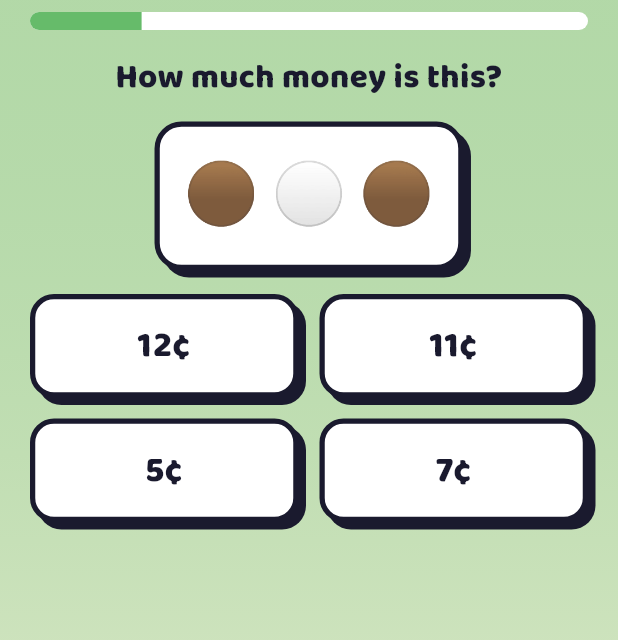
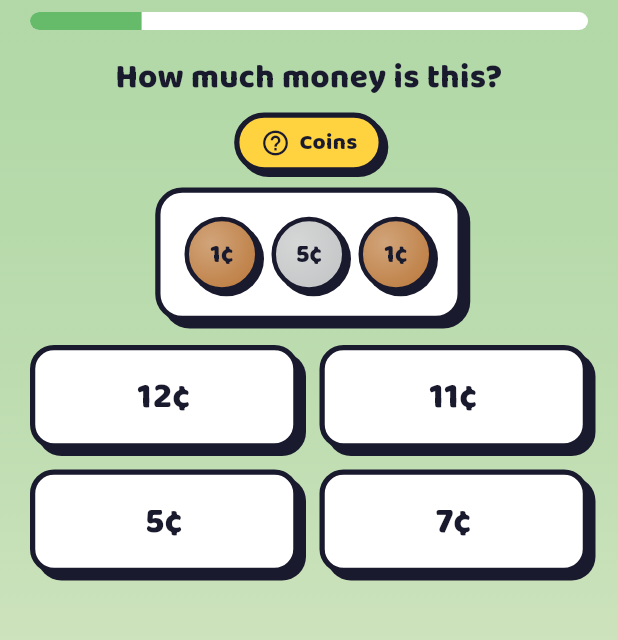
Before and after one commit to nadavmozes/brain-buddies, a Flutter app: the MoneyGameScreen screen opened directly with empty values, on a phone screen of 412 x 824 dp, the part 84-724 px from its top. Run offline on Flutter 3.47's test engine with Material 3 defaults, Android fonts, the phone set to English and light mode, and no system bars; our stand-ins replace google_fonts, shared_preferences; missing offline and left inert: dart:js_interop; accounts and stored records are empty.

Commit message:
feat: locale-aware ILS currency + coin clarity for Money Math (Phase 3)
Add a Currency concept (usd/ils) selected by AppLang: English keeps US cents
(byte-identical), Hebrew teaches the Israeli coin set (10a, half-shekel, 1/2/5/10
shekel) with values in agorot. The generator threads lang through forLevel and
branches coin set, prompts, and _fmt per currency; makeChange stays positive and
coin-representable in both (5c steps US, 10-agorot steps ILS).

Replace abstract colored-circle emoji with a drawn CoinChip (minted circle, value
printed on it, comic border/shadow, no assets) rendered via CoinChipRow for all
pile visuals. Add a Coin Info Map legend reachable from the Money Math home and a
'?' affordance on the game screen, listing each coin of the current currency with
its chip, localized name, and value. All Money Math prompts + legend strings go
through AppStrings (byte-identical English, kid-friendly Hebrew); amounts stay LTR
islands.

ILS formatting: sub-shekel '<n> אג׳', whole '₪n', mixed '₪n.nn'.
Hebrew coin names: עשר אגורות, חצי שקל, שקל, שני שקלים, חמישה שקלים, עשרה שקלים.

Verification (run in worktree, observed):
- flutter build web => 'Built build\web' (success)
- flutter test => All tests passed! (72: 64 baseline + 8 new)

```diff
--- a/lib/games/money_math/models/money_question.dart
+++ b/lib/games/money_math/models/money_question.dart
@@ -1,16 +1,103 @@
-/// A coin denomination shown with an emoji and its value in cents.
+import 'package:flutter/material.dart';
+
+/// The two currencies Money Math can teach, chosen by the current language:
+/// US dollars/cents (English) and Israeli shekel/agorot (Hebrew).
+///
+/// All values are kept in the smallest integer unit so the existing cents-based
+/// math (totals, [CoinPile.total], make-change) generalizes unchanged:
+/// - [Currency.usd]: 1 unit = 1 cent (¢), 100 units = $1.
+/// - [Currency.ils]: 1 unit = 1 agora, 100 units = ₪1.
+enum Currency {
+  usd,
+  ils;
+
+  /// The coins available for this currency, smallest to largest.
+  List<Coin> get coins =>
+      this == Currency.ils ? Coin.ilsAll : Coin.usdAll;
+
+  /// How many smallest units make one whole currency unit (dollar / shekel).
+  int get unit => 100;
+
+  /// Formats an amount (in smallest units) for display to a kid.
+  ///
+  /// USD keeps the original behavior exactly: sub-dollar amounts read as
+  /// `"45¢"`, whole/large amounts as `"$1"` / `"$1.25"`.
+  ///
+  /// ILS reads sub-shekel amounts as `"10 אג׳"` (agorot) and shekel amounts as
+  /// `"₪1"` or, when there are leftover agorot, `"₪2.50"`. Kept simple and
+  /// left-to-right so the numerals read naturally inside Hebrew (RTL) screens.
+  String format(int amount) {
+    if (this == Currency.ils) {
+      if (amount < unit) return '$amount אג׳';
+      if (amount % unit == 0) return '₪${amount ~/ unit}';
+      final shekels = amount ~/ unit;
+      final agorot = amount % unit;
+      // Two-digit agorot after the point, e.g. ₪2.50.
+      return '₪$shekels.${agorot.toString().padLeft(2, '0')}';
+    }
+    // USD — byte-identical to the original '$cents¢' behavior.
+    return '$amount¢';
+  }
+}
+
+/// A coin denomination. [cents] is the value in the currency's smallest unit
+/// (US cents or ILS agorot). [emoji] stays for backward compatibility; coins
+/// are now drawn as a [chipLabel]-bearing minted chip (see CoinChip).
 class Coin {
-  const Coin(this.cents, this.emoji, this.label);
+  const Coin(this.cents, this.emoji, this.label,
+      {this.currency = Currency.usd, this.chipLabel = '', this.color});
+
   final int cents;
   final String emoji;
   final String label;
+  final Currency currency;
 
-  static const penny = Coin(1, '🟤', '1¢');
-  static const nickel = Coin(5, '⚪', '5¢');
-  static const dime = Coin(10, '🔵', '10¢');
-  static const quarter = Coin(25, '🟡', '25¢');
+  /// Short label printed on the minted coin chip (e.g. "5¢", "10", "₪1").
+  final String chipLabel;
 
-  static const all = [penny, nickel, dime, quarter];
+  /// Optional coin-metal color for the chip; a sensible default is used when
+  /// null (see CoinChip).
+  final Color? color;
+
+  // ---- US set (unchanged values; drawn as chips now) ----
+  static const penny =
+      Coin(1, '🟤', '1¢', chipLabel: '1¢', color: Color(0xFFB87333));
+  static const nickel =
+      Coin(5, '⚪', '5¢', chipLabel: '5¢', color: Color(0xFFBFC1C2));
+  static const dime =
+      Coin(10, '🔵', '10¢', chipLabel: '10¢', color: Color(0xFF9AA0A6));
+  static const quarter =
+      Coin(25, '🟡', '25¢', chipLabel: '25¢', color: Color(0xFFD9D9D9));
+
+  static const usdAll = [penny, nickel, dime, quarter];
+
+  // ---- Israeli (ILS) set: 10a, ½₪ (50a), ₪1, ₪2, ₪5, ₪10 ----
+  // Values in agorot (₪1 = 100 agorot). Israel's smallest circulating coin is
+  // 10 agorot; there is no 1-agora coin.
+  static const agora10 = Coin(10, '🟤', '10 אג׳',
+      currency: Currency.ils, chipLabel: '10', color: Color(0xFFB87333));
+  static const halfShekel = Coin(50, '⚪', 'חצי שקל',
+      currency: Currency.ils, chipLabel: '½₪', color: Color(0xFFBFC1C2));
+  static const shekel1 = Coin(100, '⚪', '₪1',
+      currency: Currency.ils, chipLabel: '₪1', color: Color(0xFFCFD2D4));
+  static const shekel2 = Coin(200, '🟡', '₪2',
+      currency: Currency.ils, chipLabel: '₪2', color: Color(0xFFD9C27E));
+  static const shekel5 = Coin(500, '🟡', '₪5',
+      currency: Currency.ils, chipLabel: '₪5', color: Color(0xFFE0CB8A));
+  static const shekel10 = Coin(1000, '🟡', '₪10',
+      currency: Currency.ils, chipLabel: '₪10', color: Color(0xFFE9D79B));
+
+  static const ilsAll = [
+    agora10,
+    halfShekel,
+    shekel1,
+    shekel2,
+    shekel5,
+    shekel10,
+  ];
+
+  static List<Coin> forCurrency(Currency c) =>
+      c == Currency.ils ? ilsAll : usdAll;
 }
 
 /// The kinds of Money Math questions.
@@ -36,6 +123,7 @@ class CoinPile {
   int get total => coins.fold(0, (sum, c) => sum + c.cents);
 
   /// A compact emoji string of the coins, e.g. "🟡🔵🟤".
+  /// Retained for backward compatibility; the UI now renders [coins] as chips.
   String get emojiRow => coins.map((c) => c.emoji).join(' ');
 }
 
--- a/lib/games/money_math/screens/money_game_screen.dart
+++ b/lib/games/money_math/screens/money_game_screen.dart
@@ -14,6 +14,8 @@ import '../models/money_level.dart';
 import '../models/money_question.dart';
 import '../services/money_generator.dart';
 import '../services/money_state.dart';
+import '../widgets/coin_chip.dart';
+import '../widgets/coin_info_map.dart';
 import 'money_result_screen.dart';
 
 /// Money Math gameplay for a single trail level, timed for a record.
@@ -35,6 +37,7 @@ class MoneyGameScreen extends StatefulWidget {
 
 class _MoneyGameScreenState extends State<MoneyGameScreen> {
   late final List<MoneyQuestion> _questions;
+  late final AppLang _lang;
   int _current = 0;
   int _correct = 0;
   int? _selectedIndex;
@@ -51,7 +54,10 @@ class _MoneyGameScreenState extends State<MoneyGameScreen> {
   @override
   void initState() {
     super.initState();
-    _questions = MoneyQuestionGenerator.forLevel(widget.level);
+    // Non-listening lookup is safe in initState; falls back to English when no
+    // L10n ancestor exists (matches the Word Wizard pattern).
+    _lang = L10n.read(context).lang;
+    _questions = MoneyQuestionGenerator.forLevel(widget.level, lang: _lang);
     _stopwatch.start();
     _ticker = Timer.periodic(const Duration(seconds: 1), (_) {
       if (mounted) setState(() => _elapsed = _stopwatch.elapsed.inSeconds);
@@ -160,7 +166,13 @@ class _MoneyGameScreenState extends State<MoneyGameScreen> {
                             textAlign: TextAlign.center,
                             style: const TextStyle(
                                 fontSize: 22, fontWeight: FontWeight.w900)),
-                        const SizedBox(height: 14),
+                        const SizedBox(height: 8),
+                        _CoinsHelpButton(
+                          currency: _lang == AppLang.he
+                              ? Currency.ils
+                              : Currency.usd,
+                        ),
+                        const SizedBox(height: 10),
                         _buildBody(),
                         SizedBox(
                           height: 26,
@@ -198,7 +210,7 @@ class _MoneyGameScreenState extends State<MoneyGameScreen> {
       case MoneyQuestionType.countCoins:
         return Column(
           children: [
-            _CoinPanel(emojiRow: _q.pile!.emojiRow),
+            _CoinPanel(coins: _q.pile!.coins),
             const SizedBox(height: 16),
             _TextChoices(
               question: _q,
@@ -241,18 +253,55 @@ Color _bg(MoneyQuestion q, int index, int? selected, bool answered) {
 }
 
 class _CoinPanel extends StatelessWidget {
-  const _CoinPanel({required this.emojiRow});
-  final String emojiRow;
+  const _CoinPanel({required this.coins});
+  final List<Coin> coins;
 
   @override
   Widget build(BuildContext context) {
     return ComicPanel(
       color: Colors.white,
       padding: const EdgeInsets.all(16),
-      child: Text(
-        emojiRow,
-        textAlign: TextAlign.center,
-        style: const TextStyle(fontSize: 40),
+      child: CoinChipRow(coins: coins),
+    );
+  }
+}
+
+/// A small "?" affordance that opens the Coin Info Map for the current currency.
+class _CoinsHelpButton extends StatelessWidget {
+  const _CoinsHelpButton({required this.currency});
+  final Currency currency;
+
+  @override
+  Widget build(BuildContext context) {
+    return Align(
+      alignment: Alignment.center,
+      child: GestureDetector(
+        onTap: () => CoinInfoMap.show(context, currency),
+        child: Container(
+          padding: const EdgeInsets.symmetric(horizontal: 14, vertical: 6),
+          decoration: BoxDecoration(
+            color: AppTheme.accent,
+            border: AppTheme.comicBorder,
+            borderRadius: BorderRadius.circular(20),
+            boxShadow: AppTheme.comicShadow(offset: 3),
+          ),
+          child: Row(
+            mainAxisSize: MainAxisSize.min,
+            children: [
+              const Icon(Icons.help_outline_rounded,
+                  color: AppTheme.ink, size: 20),
+              const SizedBox(width: 6),
+              Text(
+                context.l10n.coinsButton,
+                style: const TextStyle(
+                  fontSize: 15,
+                  fontWeight: FontWeight.w900,
+                  color: AppTheme.ink,
+                ),
+              ),
+            ],
+          ),
+        ),
       ),
     );
   }
@@ -362,9 +411,8 @@ class _TwoPiles extends StatelessWidget {
                       borderRadius: BorderRadius.circular(16),
                       boxShadow: AppTheme.comicShadow(offset: 5),
                     ),
-                    child: Text(piles[index].emojiRow,
-                        textAlign: TextAlign.center,
-                        style: const TextStyle(fontSize: 28)),
+                    child: CoinChipRow(
+                        coins: piles[index].coins, chipSize: 42),
                   ),
                 ),
                 Positioned(
@@ -426,9 +474,8 @@ class _PileChoices extends StatelessWidget {
                       borderRadius: BorderRadius.circular(16),
                       boxShadow: AppTheme.comicShadow(offset: 5),
                     ),
-                    child: Text(piles[index].emojiRow,
-                        textAlign: TextAlign.center,
-                        style: const TextStyle(fontSize: 24)),
+                    child: CoinChipRow(
+                        coins: piles[index].coins, chipSize: 40),
                   ),
                 ),
                 Positioned(
--- a/lib/games/money_math/services/money_generator.dart
+++ b/lib/games/money_math/services/money_generator.dart
@@ -1,17 +1,33 @@
 import 'dart:math';
 
+import '../../../core/l10n/app_lang.dart';
 import '../models/money_level.dart';
 import '../models/money_question.dart';
 
 /// Generates Money Math questions. [difficulty] 0..1 controls the coin set and
 /// pile sizes, and unlocks harder question types.
+///
+/// [lang] selects the currency and prompt language: English => US cents (¢),
+/// Hebrew => Israeli shekel/agorot (₪). It is passed in explicitly because the
+/// generator is static/stateless (the screen resolves it via `L10n.read` in
+/// `initState`, matching the Word Wizard pattern). English is byte-identical to
+/// the original behavior.
 class MoneyQuestionGenerator {
-  MoneyQuestionGenerator({Random? random}) : _rng = random ?? Random();
+  MoneyQuestionGenerator({Random? random, this.lang = AppLang.en})
+      : _rng = random ?? Random();
 
   final Random _rng;
+  final AppLang lang;
 
-  static List<MoneyQuestion> forLevel(MoneyLevel level, {Random? random}) {
-    final gen = MoneyQuestionGenerator(random: random);
+  /// The currency chosen by the current language.
+  Currency get currency => lang == AppLang.he ? Currency.ils : Currency.usd;
+
+  static List<MoneyQuestion> forLevel(
+    MoneyLevel level, {
+    Random? random,
+    AppLang lang = AppLang.en,
+  }) {
+    final gen = MoneyQuestionGenerator(random: random, lang: lang);
     return gen.generateRound(
       level.questionCount,
       difficulty: level.difficulty(MoneyMap.levelsPerTrail),
@@ -20,10 +36,24 @@ class MoneyQuestionGenerator {
   }
 
   /// The coins available at a difficulty (bigger coins unlock as it rises).
+  /// US keeps its exact original tiers; ILS mirrors the same 3-tier ramp over
+  /// its six denominations (10a/½₪/₪1/₪2/₪5/₪10).
   List<Coin> _coinSet(double d) {
+    if (currency == Currency.ils) {
+      if (d < 0.34) return const [Coin.agora10, Coin.halfShekel, Coin.shekel1];
+      if (d < 0.67) {
+        return const [
+          Coin.agora10,
+          Coin.halfShekel,
+          Coin.shekel1,
+          Coin.shekel2,
+        ];
+      }
+      return Coin.ilsAll;
+    }
     if (d < 0.34) return const [Coin.penny, Coin.nickel];
     if (d < 0.67) return const [Coin.penny, Coin.nickel, Coin.dime];
-    return Coin.all;
+    return Coin.usdAll;
   }
 
   int _pileSize(double d) {
@@ -85,7 +115,18 @@ class MoneyQuestionGenerator {
     }
   }
 
-  String _fmt(int cents) => '$cents¢';
+  bool get _he => lang == AppLang.he;
+
+  String _fmt(int cents) => currency.format(cents);
+
+  /// The smallest coin value of the current currency, used as the step for the
+  /// make-change amounts so the result is always representable in coins.
+  int get _smallestCoin =>
+      currency == Currency.ils ? Coin.agora10.cents : Coin.penny.cents;
+
+  /// The make-change step: multiples of 5¢ for US (kid-friendly mental math) or
+  /// multiples of 10 agorot for ILS (its smallest coin).
+  int get _changeStep => currency == Currency.ils ? 10 : 5;
 
   // Show a pile; pick its total value.
   MoneyQuestion _countCoins(double d) {
@@ -94,7 +135,7 @@ class MoneyQuestionGenerator {
     final options = _distinctAmounts(answer, 4, d);
     return MoneyQuestion(
       type: MoneyQuestionType.countCoins,
-      prompt: 'How much money is this?',
+      prompt: _he ? 'כמה כסף יש כאן?' : 'How much money is this?',
       pile: pile,
       textChoices: options.map(_fmt).toList(),
       correctIndex: options.indexOf(answer),
@@ -110,11 +151,13 @@ class MoneyQuestionGenerator {
       b = _randomPile(d);
       guard++;
     }
-    if (a.total == b.total) b = CoinPile([...b.coins, Coin.penny]);
+    if (a.total == b.total) {
+      b = CoinPile([...b.coins, _coinSet(d).first]);
+    }
     final aMore = a.total > b.total;
     return MoneyQuestion(
       type: MoneyQuestionType.whichMore,
-      prompt: 'Which one is more money?',
+      prompt: _he ? 'איפה יש יותר כסף?' : 'Which one is more money?',
       pileA: a,
       pileB: b,
       correctIndex: aMore ? 0 : 1,
@@ -133,12 +176,13 @@ class MoneyQuestionGenerator {
       if (!piles.any((p) => p.total == other.total)) piles.add(other);
     }
     while (piles.length < 4) {
-      piles.add(CoinPile([...answerPile.coins, Coin.penny]));
+      piles.add(CoinPile([...answerPile.coins, _coinSet(d).first]));
     }
     piles.shuffle(_rng);
+    final amount = _fmt(target.total);
     return MoneyQuestion(
       type: MoneyQuestionType.makeAmount,
-      prompt: 'Which coins make ${_fmt(target.total)}?',
+      prompt: _he ? 'אילו מטבעות שווים $amount?' : 'Which coins make $amount?',
       pileChoices: piles,
       correctIndex: piles.indexWhere((p) => p.total == target.total),
     );
@@ -146,39 +190,48 @@ class MoneyQuestionGenerator {
 
   // You pay more than a price; pick the change owed (shown as text amounts).
   MoneyQuestion _makeChange(double d) {
-    // Difficulty-scaled whole-cent amounts, biased to multiples of 5 for
-    // kid-friendly mental math. maxUnit scales the pool of 5¢ steps.
-    final maxUnit = 4 + (d * 16).round(); // 4..20 units of 5¢ (20¢..100¢)
-    final priceUnits = 1 + _rng.nextInt(maxUnit); // >= 5¢
-    final price = priceUnits * 5;
-    // Payment is at least price + 5¢ so change is always positive.
+    // Difficulty-scaled whole amounts in steps of the currency's smallest coin
+    // (5¢ for US, 10 agorot for ILS), so change is always coin-representable
+    // and strictly positive.
+    final step = _changeStep;
+    final maxUnit = 4 + (d * 16).round(); // 4..20 steps
+    final priceUnits = 1 + _rng.nextInt(maxUnit);
+    final price = priceUnits * step;
+    // Payment is at least price + one step so change is always positive.
     final extraUnits = 1 + _rng.nextInt(maxUnit);
-    final pay = price + extraUnits * 5;
+    final pay = price + extraUnits * step;
     final answer = pay - price; // > 0 by construction
     final options = _distinctAmounts(answer, 4, d);
+    final payStr = _fmt(pay);
+    final priceStr = _fmt(price);
     return MoneyQuestion(
       type: MoneyQuestionType.makeChange,
-      prompt: 'You pay ${_fmt(pay)} for a ${_fmt(price)} toy. How much change?',
+      prompt: _he
+          ? 'שילמתם $payStr על צעצוע ב-$priceStr. כמה עודף?'
+          : 'You pay $payStr for a $priceStr toy. How much change?',
       textChoices: options.map(_fmt).toList(),
       correctIndex: options.indexOf(answer),
     );
   }
 
   List<int> _distinctAmounts(int answer, int count, double d) {
+    // Distractors are offset in multiples of the smallest coin so every shown
+    // amount is a sensible, representable value in the current currency.
+    final unit = _smallestCoin;
     final set = <int>{answer};
     var guard = 0;
     while (set.length < count && guard < 60) {
       guard++;
-      final spread = 2 + (answer * 0.4).round();
-      var delta = _rng.nextInt(spread * 2 + 1) - spread;
-      if (delta == 0) delta = _rng.nextBool() ? 1 : -1;
-      final cand = answer + delta;
+      final spread = 2 + (answer / unit * 0.4).round();
+      var deltaUnits = _rng.nextInt(spread * 2 + 1) - spread;
+      if (deltaUnits == 0) deltaUnits = _rng.nextBool() ? 1 : -1;
+      final cand = answer + deltaUnits * unit;
       if (cand > 0) set.add(cand);
     }
-    var filler = answer + 1;
+    var filler = answer + unit;
     while (set.length < count) {
       set.add(filler);
-      filler++;
+      filler += unit;
     }
     return set.toList()..shuffle(_rng);
   }
--- /dev/null
+++ b/lib/games/money_math/widgets/coin_chip.dart
@@ -0,0 +1,97 @@
+import 'package:flutter/material.dart';
+
+import '../../../core/theme/app_theme.dart';
+import '../models/money_question.dart';
+
+/// A minted-coin chip: a bordered circle in a coin-metal color with its value
+/// PRINTED ON IT (e.g. "5¢", "₪1", "10"). Replaces the old abstract
+/// colored-circle emoji so denominations are legible for ages 6-9.
+///
+/// No image assets — the chip is drawn with a [Container]/[Text] in the comic
+/// style (thick ink border, hard offset shadow). The value label is an LTR
+/// island so numerals/symbols read naturally inside Hebrew (RTL) screens.
+class CoinChip extends StatelessWidget {
+  const CoinChip({super.key, required this.coin, this.size = 54});
+
+  final Coin coin;
+
+  /// Diameter in logical pixels. Default is a comfortable, legible tap size.
+  final double size;
+
+  @override
+  Widget build(BuildContext context) {
+    final metal = coin.color ?? const Color(0xFFE0CB8A);
+    // A soft inner ring gives the chip a minted feel without any assets.
+    final ring = Color.lerp(metal, Colors.white, 0.35)!;
+    final fontSize = (size * 0.34).clamp(12.0, 22.0);
+    return Container(
+      width: size,
+      height: size,
+      alignment: Alignment.center,
+      decoration: BoxDecoration(
+        shape: BoxShape.circle,
+        gradient: RadialGradient(
+          colors: [ring, metal],
+          center: const Alignment(-0.3, -0.3),
+          radius: 0.9,
+        ),
+        border: Border.all(color: AppTheme.ink, width: 3),
+        boxShadow: AppTheme.comicShadow(offset: 3),
+      ),
+      child: Directionality(
+        textDirection: TextDirection.ltr,
+        child: Padding(
+          padding: const EdgeInsets.all(2),
+          child: FittedBox(
+            fit: BoxFit.scaleDown,
+            child: Text(
+              coin.chipLabel,
+              style: TextStyle(
+                fontSize: fontSize,
+                fontWeight: FontWeight.w900,
+                color: AppTheme.ink,
+              ),
+            ),
+          ),
+        ),
+      ),
+    );
+  }
+}
+
+/// A wrapping row of [CoinChip]s for a pile of coins. Uses the available width
+/// (via its parent's constraints) and wraps so several coins never overflow the
+/// 430px phone frame. Kept LTR so the chips read left-to-right in Hebrew too.
+class CoinChipRow extends StatelessWidget {
+  const CoinChipRow({super.key, required this.coins, this.chipSize = 50});
+
+  final List<Coin> coins;
+  final double chipSize;
+
+  @override
+  Widget build(BuildContext context) {
+    return LayoutBuilder(
+      builder: (context, constraints) {
+        // Scale chips down a touch for big piles so a row of several always
+        // fits within the available width without overflow.
+        final perRow = (constraints.maxWidth / (chipSize + 8)).floor();
+        final needed = coins.length;
+        var size = chipSize;
+        if (perRow > 0 && needed > perRow * 2) {
+          size = (chipSize * 0.8).clamp(30.0, chipSize);
+        }
+        return Directionality(
+          textDirection: TextDirection.ltr,
+          child: Wrap(
+            spacing: 8,
+            runSpacing: 8,
+            alignment: WrapAlignment.center,
+            children: [
+              for (final c in coins) CoinChip(coin: c, size: size),
+            ],
+          ),
+        );
+      },
+    );
+  }
+}
```
Also changed, not shown: lib/core/l10n/app_strings.dart (+93 -0 lines), lib/games/money_math/screens/money_math_home_screen.dart (+45 -0 lines), lib/games/money_math/widgets/coin_info_map.dart (added, +147 -0 lines), 1 other file.
